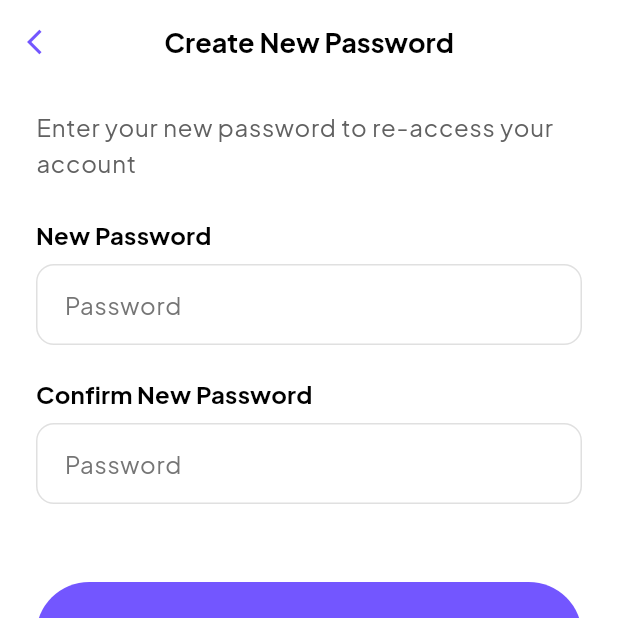
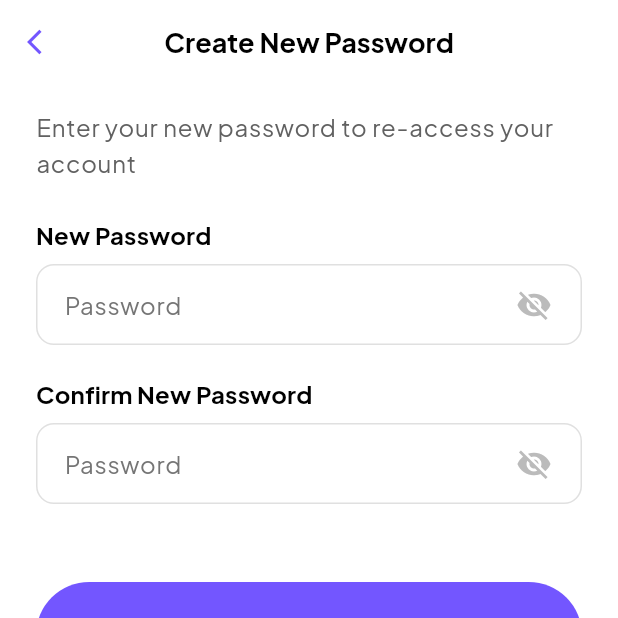
Before and after one commit to sjgod1427/study_platform_ui_kit, a Flutter app: the CreateNewPasswordScreen screen opened directly, on a phone screen of 412 x 824 dp, the top half of it. Run offline on Flutter 3.47's test engine with Material 3 defaults, Android fonts, the light colour scheme and no system bars; our stand-ins replace font_awesome_flutter, google_fonts; missing offline and left inert: pixel_preview; network calls fail.

Commit message:
Updates 3

```diff
--- a/lib/Widgets/auth_fields.dart
+++ b/lib/Widgets/auth_fields.dart
@@ -69,6 +69,7 @@ class AuthTextfields {
   }) {
     final focusNode = FocusNode();
     final isFocused = ValueNotifier<bool>(false);
+    final obscureNotifier = ValueNotifier<bool>(true); // <-- persistent state
 
     focusNode.addListener(() {
       isFocused.value = focusNode.hasFocus;
@@ -77,6 +78,9 @@ class AuthTextfields {
     return ValueListenableBuilder<bool>(
       valueListenable: isFocused,
       builder: (context, focused, _) {
+        return ValueListenableBuilder<bool>(
+          valueListenable: obscureNotifier,
+          builder: (context, _obscureText, _) {
             return Container(
               decoration: BoxDecoration(
                 borderRadius: BorderRadius.circular(12.0),
@@ -84,7 +88,7 @@ class AuthTextfields {
                     focused
                         ? [
                           BoxShadow(
-                        color: focusColor.withValues(alpha: 0.15),
+                            color: focusColor.withOpacity(0.15),
                             blurRadius: 15.0,
                             spreadRadius: 5.0,
                             offset: const Offset(0, 0),
@@ -96,17 +100,25 @@ class AuthTextfields {
                 controller: controller,
                 focusNode: focusNode,
                 keyboardType: TextInputType.text,
-            obscureText: true,
+                obscureText: _obscureText,
                 style: const TextStyle(fontSize: 16.0),
                 decoration: InputDecoration(
                   labelText: labelText,
-              contentPadding: const EdgeInsets.fromLTRB(15.0, 20.0, 15.0, 10.0),
+                  contentPadding: const EdgeInsets.fromLTRB(
+                    15.0,
+                    20.0,
+                    15.0,
+                    10.0,
+                  ),
                   filled: true,
                   fillColor: Colors.white,
                   floatingLabelBehavior: FloatingLabelBehavior.auto,
                   enabledBorder: OutlineInputBorder(
                     borderRadius: BorderRadius.circular(12.0),
-                borderSide: BorderSide(color: Colors.grey.shade300, width: 1.0),
+                    borderSide: BorderSide(
+                      color: Colors.grey.shade300,
+                      width: 1.0,
+                    ),
                   ),
                   focusedBorder: OutlineInputBorder(
                     borderRadius: BorderRadius.circular(12.0),
@@ -116,10 +128,24 @@ class AuthTextfields {
                     color: focused ? focusColor : Colors.grey.shade600,
                     fontSize: 16.0,
                   ),
+                  suffixIcon: Padding(
+                    padding: const EdgeInsets.only(right: 8.0),
+                    child: IconButton(
+                      icon: Icon(
+                        _obscureText ? Icons.visibility_off : Icons.visibility,
+                        color: Colors.grey.withOpacity(0.7),
+                      ),
+                      onPressed: () {
+                        obscureNotifier.value = !obscureNotifier.value;
+                      },
+                    ),
+                  ),
                 ),
               ),
             );
           },
         );
+      },
+    );
   }
 }
```
Lines whose indentation alone changed are shown as unchanged.
